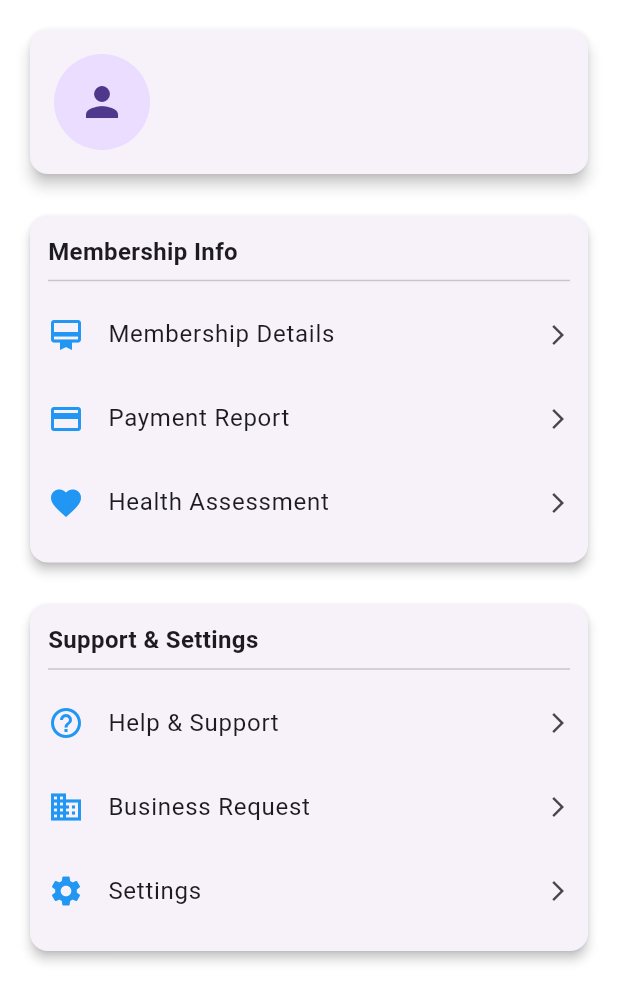
After one commit to RiteshKumarNitk/matrixgym, a Flutter app: the ProfilePage screen opened directly, on a phone screen of 412 x 824 dp. The commit adds this screen. Shown: the top 1002 px of the screen. Run offline on Flutter 3.47's test engine with Material 3 defaults, Android fonts, the phone set to English and light mode, and no system bars; our stand-ins replace firebase_auth, firebase_core, go_router, google_sign_in, shared_preferences; accounts and stored records are empty.

Commit message:
project stablished cwgoogle working

```diff
--- /dev/null
+++ b/lib/modules/dashboard/views/profile_page.dart
@@ -0,0 +1,112 @@
+import 'package:flutter/material.dart';
+import 'package:firebase_auth/firebase_auth.dart';
+
+class ProfilePage extends StatelessWidget {
+  const ProfilePage({super.key});
+
+  @override
+  Widget build(BuildContext context) {
+    final user = FirebaseAuth.instance.currentUser;
+
+    return Scaffold(
+      body: SingleChildScrollView(
+        padding: const EdgeInsets.all(16),
+        child: Column(
+          children: [
+            // 🔹 USER CARD
+            Card(
+              elevation: 4,
+              shape: RoundedRectangleBorder(borderRadius: BorderRadius.circular(12)),
+              child: Padding(
+                padding: const EdgeInsets.all(16),
+                child: Row(
+                  children: [
+                    CircleAvatar(
+                      radius: 32,
+                      backgroundImage: user?.photoURL != null
+                          ? NetworkImage(user!.photoURL!)
+                          : null,
+                      child: user?.photoURL == null ? const Icon(Icons.person, size: 32) : null,
+                    ),
+                    const SizedBox(width: 16),
+                    Expanded(
+                      child: Column(
+                        crossAxisAlignment: CrossAxisAlignment.start,
+                        children: [
+                          Text(
+                            user?.displayName ?? 'Guest User',
+                            style: const TextStyle(fontSize: 18, fontWeight: FontWeight.bold),
+                          ),
+                          const SizedBox(height: 4),
+                          Text(
+                            user?.phoneNumber ?? 'Phone not available',
+                            style: const TextStyle(color: Colors.grey),
+                          ),
+                        ],
+                      ),
+                    ),
+                  ],
+                ),
+              ),
+            ),
+
+            const SizedBox(height: 20),
+
+            // 🔹 MEMBERSHIP CARD
+            _buildSectionCard(
+              title: 'Membership Info',
+              items: [
+                _buildItem(Icons.card_membership, 'Membership Details'),
+                _buildItem(Icons.payment, 'Payment Report'),
+                _buildItem(Icons.favorite, 'Health Assessment'),
+              ],
+            ),
+
+            const SizedBox(height: 20),
+
+            // 🔹 SUPPORT & SETTINGS CARD
+            _buildSectionCard(
+              title: 'Support & Settings',
+              items: [
+                _buildItem(Icons.help_outline, 'Help & Support'),
+                _buildItem(Icons.business, 'Business Request'),
+                _buildItem(Icons.settings, 'Settings'),
+              ],
+            ),
+          ],
+        ),
+      ),
+    );
+  }
+
+  Widget _buildSectionCard({required String title, required List<Widget> items}) {
+    return Card(
+      elevation: 3,
+      shape: RoundedRectangleBorder(borderRadius: BorderRadius.circular(12)),
+      child: Padding(
+        padding: const EdgeInsets.all(12),
+        child: Column(
+          crossAxisAlignment: CrossAxisAlignment.start,
+          children: [
+            Text(title,
+                style: const TextStyle(fontSize: 16, fontWeight: FontWeight.bold)),
+            const Divider(),
+            ...items,
+          ],
+        ),
+      ),
+    );
+  }
+
+  Widget _buildItem(IconData icon, String label) {
+    return ListTile(
+      contentPadding: EdgeInsets.zero,
+      leading: Icon(icon, color: Colors.blue),
+      title: Text(label),
+      trailing: const Icon(Icons.arrow_forward_ios, size: 16),
+      onTap: () {
+        // TODO: Navigate or handle tap
+      },
+    );
+  }
+}
```
Also changed, not shown: lib/modules/auth/login_page.dart (+59 -63 lines), lib/modules/dashboard/views/dashboard_page.dart (+49 -3 lines), lib/modules/dashboard/views/exercise_page.dart (added, +10 -0 lines), lib/modules/dashboard/views/home_page.dart (added, +10 -0 lines), lib/modules/intro/intro_page.dart (+2 -53 lines), lib/modules/splash/splash_page.dart (+7 -6 lines), 1 other file.
